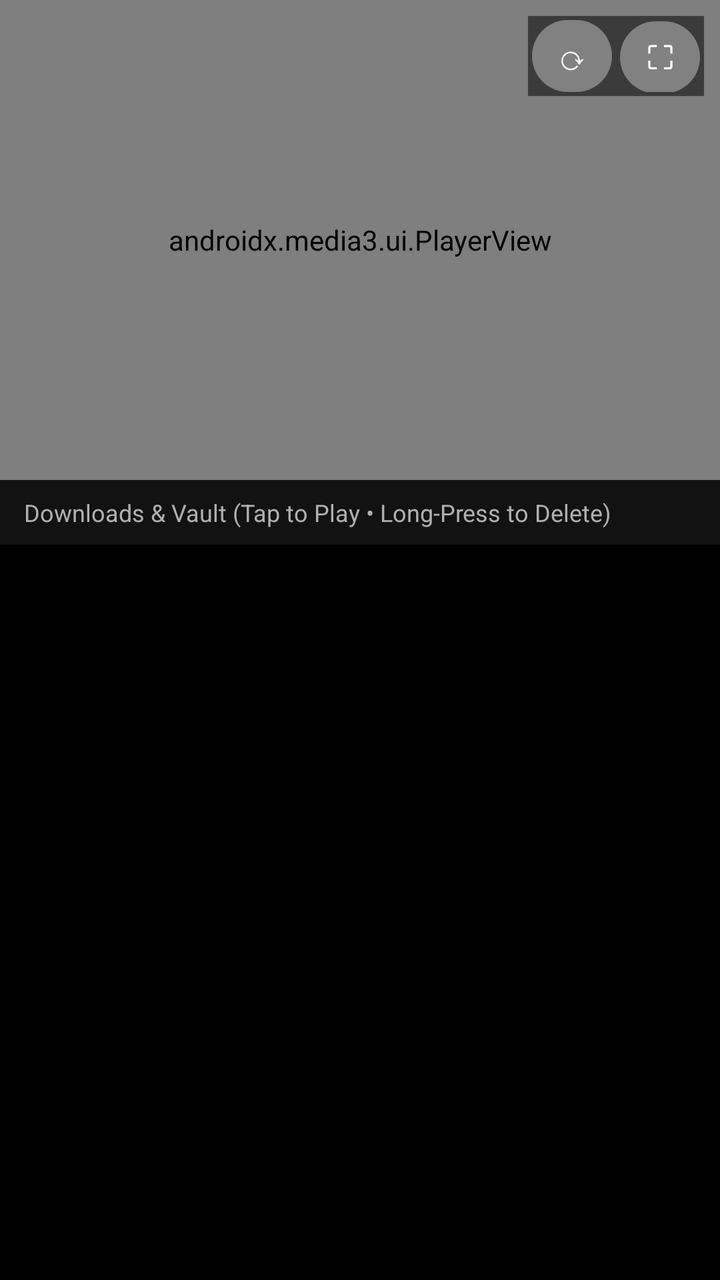
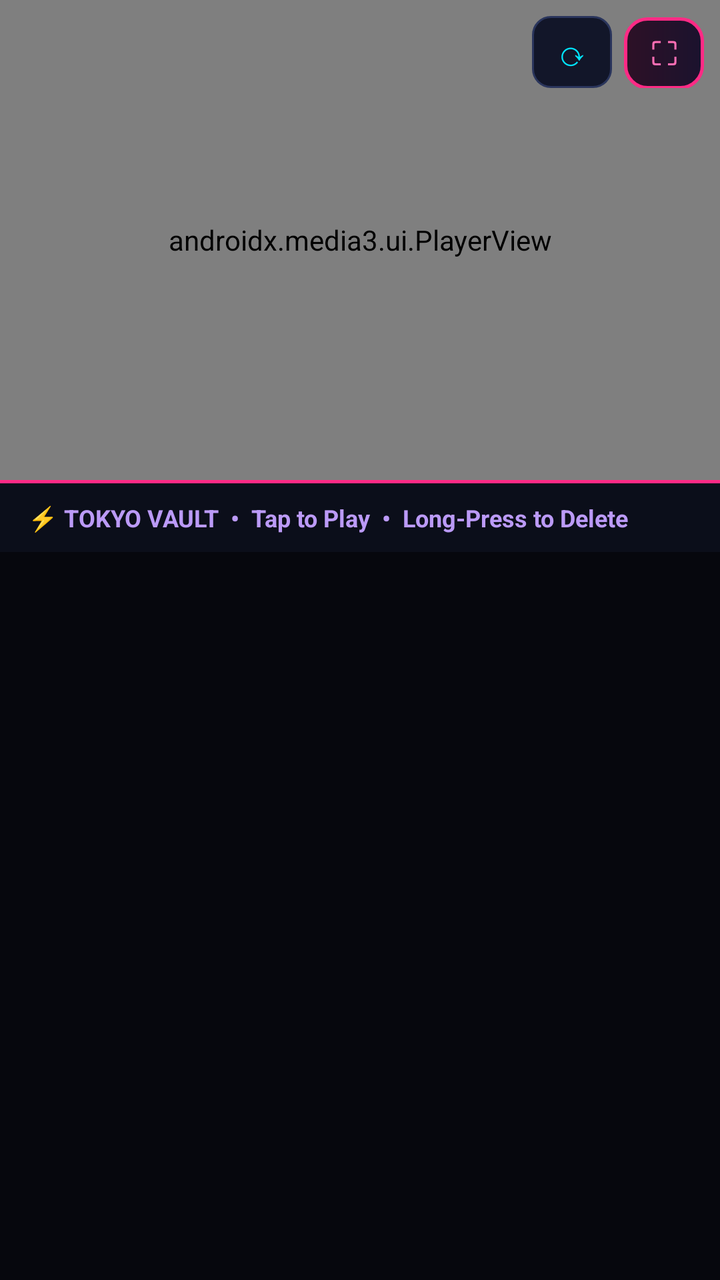

Before-and-after screenshots of an Android layout around one commit, followed by the original layout XML and the change that was made.
<!-- AndroidManifest.xml: application theme Theme.Material3.DayNight.NoActionBar -->
<!-- res/layout/activity_vault_player.xml -->
<?xml version="1.0" encoding="utf-8"?>
<LinearLayout xmlns:android="http://schemas.android.com/apk/res/android"
    xmlns:app="http://schemas.android.com/apk/res-auto"
    android:layout_width="match_parent"
    android:layout_height="match_parent"
    android:orientation="vertical"
    android:background="#000000">

    
    <FrameLayout
        android:id="@+id/playerContainer"
        android:layout_width="match_parent"
        android:layout_height="240dp"
        android:background="#000000">

        <androidx.media3.ui.PlayerView
            android:id="@+id/playerView"
            android:layout_width="match_parent"
            android:layout_height="match_parent"
            app:show_buffering="when_playing"
            app:use_controller="true" />

        
        <View
            android:id="@+id/gestureOverlay"
            android:layout_width="match_parent"
            android:layout_height="match_parent"
            android:layout_marginTop="46dp"
            android:layout_marginBottom="54dp" />

        
        <TextView
            android:id="@+id/tvGestureHud"
            android:layout_width="wrap_content"
            android:layout_height="wrap_content"
            android:layout_gravity="center"
            android:background="#CC111111"
            android:paddingHorizontal="16dp"
            android:paddingVertical="8dp"
            android:textColor="#FFFFFF"
            android:textSize="16sp"
            android:textStyle="bold"
            android:visibility="gone" />

        
        <LinearLayout
            android:layout_width="wrap_content"
            android:layout_height="wrap_content"
            android:layout_gravity="top|end"
            android:layout_margin="8dp"
            android:background="#88000000"
            android:orientation="horizontal"
            android:padding="2dp">

            <Button
                android:id="@+id/btnRotate"
                android:layout_width="40dp"
                android:layout_height="36dp"
                android:minWidth="0dp"
                android:padding="0dp"
                android:insetTop="0dp"
                android:insetBottom="0dp"
                android:backgroundTint="#33FFFFFF"
                android:text="⟳"
                android:textColor="#FFFFFF"
                android:textSize="17sp" />

            <Button
                android:id="@+id/btnFullscreen"
                android:layout_width="40dp"
                android:layout_height="36dp"
                android:layout_marginStart="4dp"
                android:minWidth="0dp"
                android:padding="0dp"
                android:insetTop="0dp"
                android:insetBottom="0dp"
                android:backgroundTint="#33FFFFFF"
                android:text="⛶"
                android:textColor="#FFFFFF"
                android:textSize="16sp" />
        </LinearLayout>
    </FrameLayout>

    
    <LinearLayout
        android:id="@+id/vaultListSection"
        android:layout_width="match_parent"
        android:layout_height="0dp"
        android:layout_weight="1"
        android:orientation="vertical"
        android:background="#000000">

        <TextView
            android:layout_width="match_parent"
            android:layout_height="wrap_content"
            android:background="#121212"
            android:paddingHorizontal="12dp"
            android:paddingVertical="8dp"
            android:text="Downloads &amp; Vault (Tap to Play • Long-Press to Delete)"
            android:textColor="#B0B0B0"
            android:textSize="12sp" />

        <ListView
            android:id="@+id/downloadListView"
            android:layout_width="match_parent"
            android:layout_height="0dp"
            android:layout_weight="1"
            android:divider="#000000"
            android:dividerHeight="6dp"
            android:padding="8dp" />
    </LinearLayout>
</LinearLayout>
<!-- resources referenced by this layout -->
<resources>

</resources>

<!-- the commit's change to res/layout/activity_vault_player.xml (unified diff, before → after) -->
@@ -4,7 +4,7 @@
     android:layout_width="match_parent"
     android:layout_height="match_parent"
     android:orientation="vertical"
-    android:background="#000000">
+    android:background="#06070D">
 
     
     <FrameLayout
@@ -25,7 +25,7 @@
             android:id="@+id/gestureOverlay"
             android:layout_width="match_parent"
             android:layout_height="match_parent"
-            android:layout_marginTop="46dp"
+            android:layout_marginTop="48dp"
             android:layout_marginBottom="54dp" />
 
         
@@ -34,10 +34,10 @@
             android:layout_width="wrap_content"
             android:layout_height="wrap_content"
             android:layout_gravity="center"
-            android:background="#CC111111"
-            android:paddingHorizontal="16dp"
+            android:background="@drawable/bg_hud_pill"
+            android:paddingHorizontal="18dp"
             android:paddingVertical="8dp"
-            android:textColor="#FFFFFF"
+            android:textColor="#00E5FF"
             android:textSize="16sp"
             android:textStyle="bold"
             android:visibility="gone" />
@@ -48,9 +48,7 @@
             android:layout_height="wrap_content"
             android:layout_gravity="top|end"
             android:layout_margin="8dp"
-            android:background="#88000000"
-            android:orientation="horizontal"
-            android:padding="2dp">
+            android:orientation="horizontal">
 
             <Button
                 android:id="@+id/btnRotate"
@@ -60,26 +58,34 @@
                 android:padding="0dp"
                 android:insetTop="0dp"
                 android:insetBottom="0dp"
-                android:backgroundTint="#33FFFFFF"
+                android:background="@drawable/bg_btn_neon_dark"
+                app:backgroundTint="@null"
                 android:text="⟳"
-                android:textColor="#FFFFFF"
+                android:textColor="#00E5FF"
                 android:textSize="17sp" />
 
             <Button
                 android:id="@+id/btnFullscreen"
                 android:layout_width="40dp"
                 android:layout_height="36dp"
-                android:layout_marginStart="4dp"
+                android:layout_marginStart="6dp"
                 android:minWidth="0dp"
                 android:padding="0dp"
                 android:insetTop="0dp"
                 android:insetBottom="0dp"
-                android:backgroundTint="#33FFFFFF"
+                android:background="@drawable/bg_btn_neon_pink"
+                app:backgroundTint="@null"
                 android:text="⛶"
-                android:textColor="#FFFFFF"
+                android:textColor="#FF6EB4"
                 android:textSize="16sp" />
         </LinearLayout>
     </FrameLayout>
+
+    
+    <View
+        android:layout_width="match_parent"
+        android:layout_height="1.5dp"
+        android:background="#FF2A85" />
 
     
     <LinearLayout
@@ -88,25 +94,26 @@
         android:layout_height="0dp"
         android:layout_weight="1"
         android:orientation="vertical"
-        android:background="#000000">
+        android:background="#06070D">
 
         <TextView
             android:layout_width="match_parent"
             android:layout_height="wrap_content"
-            android:background="#121212"
-            android:paddingHorizontal="12dp"
-            android:paddingVertical="8dp"
-            android:text="Downloads &amp; Vault (Tap to Play • Long-Press to Delete)"
-            android:textColor="#B0B0B0"
-            android:textSize="12sp" />
+            android:background="#0B0E1A"
+            android:paddingHorizontal="14dp"
+            android:paddingVertical="9dp"
+            android:text="⚡ TOKYO VAULT  •  Tap to Play  •  Long-Press to Delete"
+            android:textColor="#BB9AF7"
+            android:textSize="12sp"
+            android:textStyle="bold" />
 
         <ListView
             android:id="@+id/downloadListView"
             android:layout_width="match_parent"
             android:layout_height="0dp"
             android:layout_weight="1"
-            android:divider="#000000"
-            android:dividerHeight="6dp"
-            android:padding="8dp" />
+            android:divider="#06070D"
+            android:dividerHeight="8dp"
+            android:padding="10dp" />
     </LinearLayout>
 </LinearLayout>
<!-- resource entries referenced after the edit -->
@@ -1,5 +1,40 @@
 <!-- resources referenced by this layout -->
 <resources>
-
+  <!-- drawable bg_btn_neon_dark (drawable) -->
+  <?xml version="1.0" encoding="utf-8"?>
+  <shape xmlns:android="http://schemas.android.com/apk/res/android"
+      android:shape="rectangle">
+      <solid android:color="#121629" />
+      <corners android:radius="9dp" />
+      <stroke
+          android:width="1dp"
+          android:color="#2A355C" />
+  </shape>
+  
+  <!-- drawable bg_btn_neon_pink (drawable) -->
+  <?xml version="1.0" encoding="utf-8"?>
+  <shape xmlns:android="http://schemas.android.com/apk/res/android"
+      android:shape="rectangle">
+      <gradient
+          android:angle="0"
+          android:startColor="#2D1126"
+          android:endColor="#1B122E" />
+      <corners android:radius="11dp" />
+      <stroke
+          android:width="1.5dp"
+          android:color="#FF2A85" />
+  </shape>
+  
+  <!-- drawable bg_hud_pill (drawable) -->
+  <?xml version="1.0" encoding="utf-8"?>
+  <shape xmlns:android="http://schemas.android.com/apk/res/android"
+      android:shape="rectangle">
+      <solid android:color="#D9070913" />
+      <corners android:radius="20dp" />
+      <stroke
+          android:width="1.5dp"
+          android:color="#00E5FF" />
+  </shape>
+  
 </resources>
 
